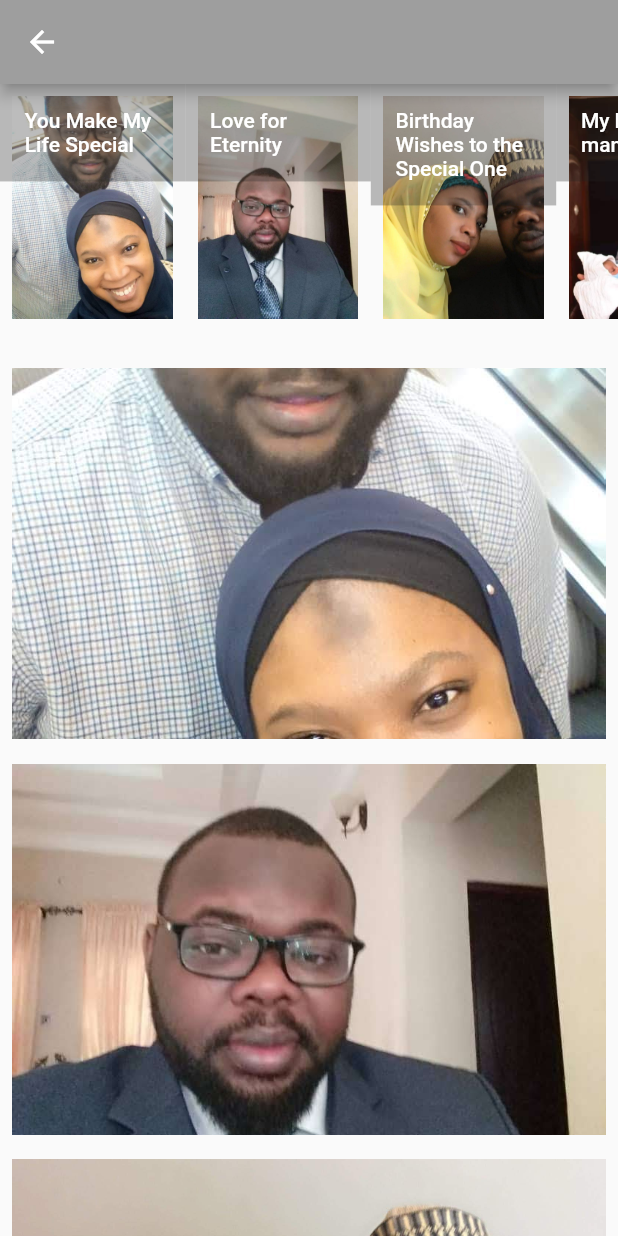
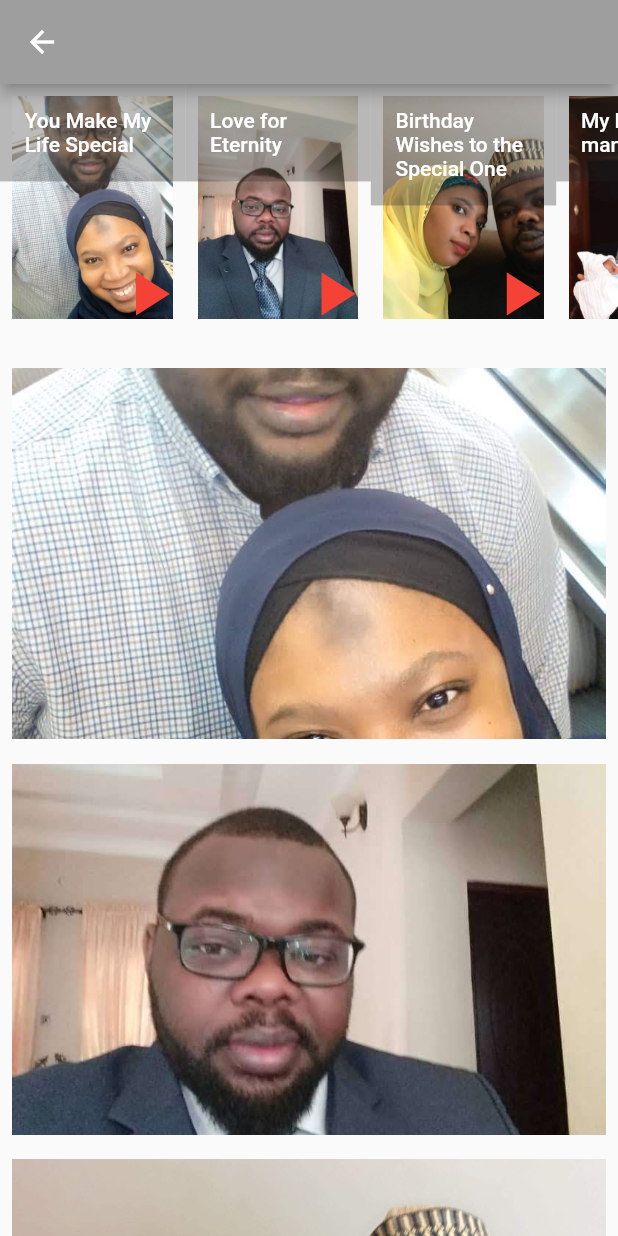
Before and after one commit to AbdulbasitSaid/happy_birthday_ogbada, a Flutter app: the CardListPage screen opened directly, on a phone screen of 412 x 824 dp. Run offline on Flutter 3.47's test engine with Material 2 defaults, Android fonts, the phone set to English and light mode, and no system bars.

Commit message:
extra icons added

```diff
--- a/lib/pages/card_list.dart
+++ b/lib/pages/card_list.dart
@@ -74,6 +74,15 @@ class _CardListPageState extends State<CardListPage> {
                                       color: Colors.white,
                                     )),
                           ),
+                          Positioned(
+                            bottom: 0,
+                            right: 0,
+                            child: Icon(
+                              Icons.play_arrow,
+                              size: SizeConfig.sizeMultiplier * 6,
+                              color: Colors.red,
+                            ),
+                          )
                         ],
                       ),
                     ),
--- a/pubspec.yaml
+++ b/pubspec.yaml
@@ -28,6 +28,7 @@ dependencies:
   # The following adds the Cupertino Icons font to your application.
   # Use with the CupertinoIcons class for iOS style icons.
   cupertino_icons: ^0.1.3
+  flutter_icons: ^1.1.0
 
 dev_dependencies:
   flutter_test:
```
Also changed, not shown: pubspec.lock.
